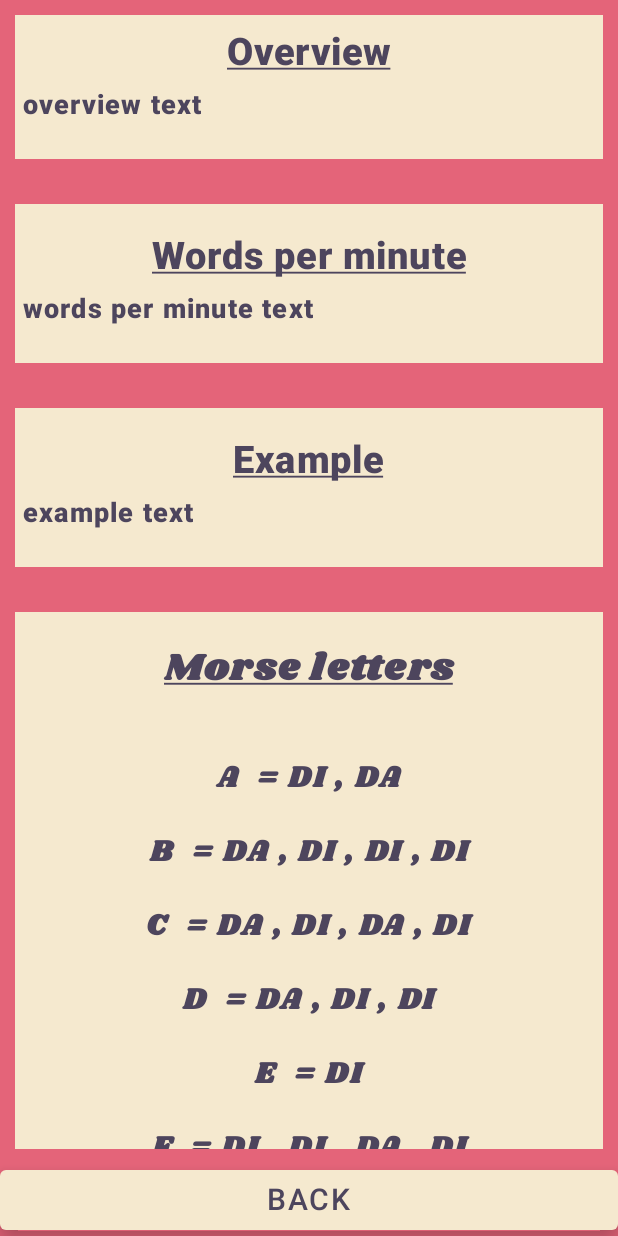
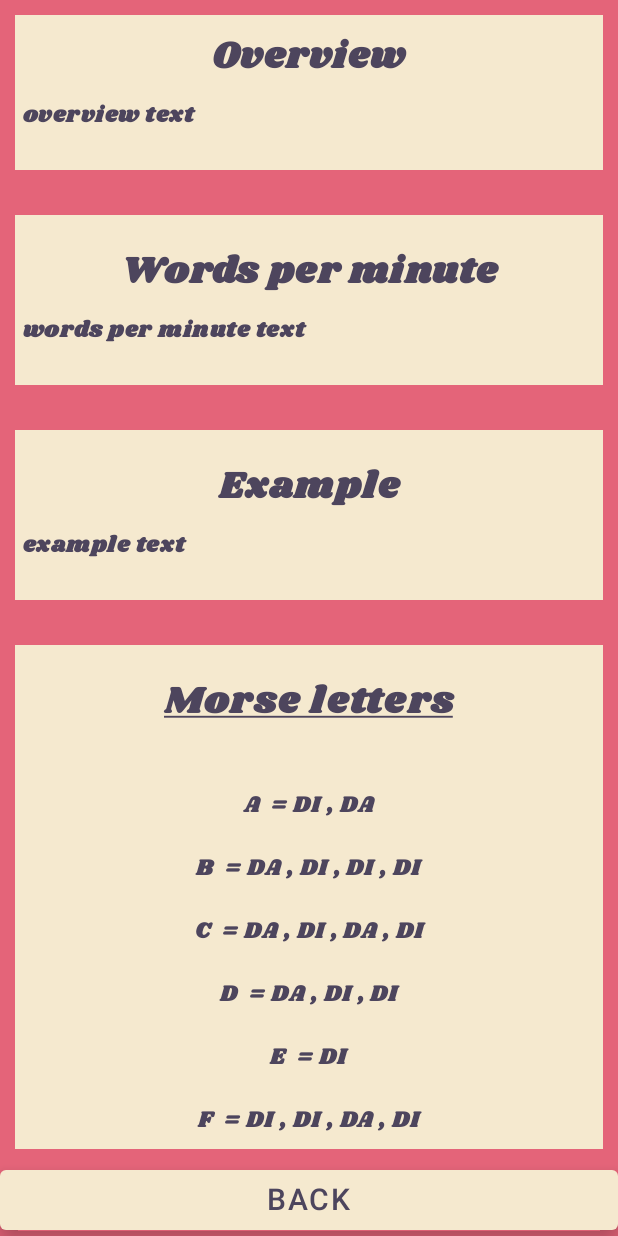
Before and after one commit to Risto12/MorseCodeGame, an Android app built with Jetpack Compose: the @Preview function MorseCodeLetterActivityPreview, on a phone screen of 412 x 824 dp. Run offline under Robolectric (Android 15) with nearby library versions, the phone set to English and light mode, and no system bars; our stand-ins replace Dagger/Hilt's generated code.

Commit message:
feat: styling changes

```diff
--- a/app/src/main/java/com/example/morsecodegame/FlashLightActivity.kt
+++ b/app/src/main/java/com/example/morsecodegame/FlashLightActivity.kt
@@ -98,7 +98,7 @@ class FlashlightActivity : ComponentActivity() {
                     try {
                         requestedOrientation = ActivityInfo.SCREEN_ORIENTATION_LOCKED
                         flashViewModel.flashingOn()
-                        Log.d(FLASH_ACTIVITY_LOG_TAG, "Flashing light speed - wps:$wordsPerMinute")
+                        Log.d(FLASH_ACTIVITY_LOG_TAG, "Flashing light speed - wpm:$wordsPerMinute")
                         legendaryTorch.sendMorse(
                             text,
                             wordsPerMinute
@@ -189,7 +189,8 @@ fun SendMorseBox(
                 colors = TextFieldDefaults.textFieldColors(
                     backgroundColor = MaterialTheme.colors.primary,
                     textColor = MaterialTheme.colors.onPrimary
-                )
+                ),
+                textStyle = MaterialTheme.typography.body1,
             )
             Row(
                 modifier = Modifier.weight(weight = 1f).padding(bottom = 5.dp, top = 10.dp).wrapContentSize(
--- a/app/src/main/java/com/example/morsecodegame/MorseCodeLettersActivity.kt
+++ b/app/src/main/java/com/example/morsecodegame/MorseCodeLettersActivity.kt
@@ -137,7 +137,7 @@ fun MorseCodeLetters(
                     .replace("]", " ")
                     .trimEnd()
                 item {
-                    SharedComposable.DefaultHeaderText(
+                    SharedComposable.DefaultText(
                         text = it.name + " " + units,
                         color = MaterialTheme.colors.onPrimary,
                         modifier = Modifier
@@ -178,11 +178,10 @@ fun TextWithDividerOnBottom(
                 .padding(start = 10.dp, end = 10.dp, bottom = 10.dp)
                 .align(Alignment.CenterHorizontally),
             color = MaterialTheme.colors.onPrimary,
-            textDecoration = TextDecoration.Underline
         )
         SharedComposable.DefaultText(
             text = text,
-            fontSize = 18.sp,
+            fontSize = 15.sp,
             modifier = Modifier.padding(start = 10.dp, end = 10.dp),
             color = MaterialTheme.colors.onPrimary
         )
--- a/app/src/main/java/com/example/morsecodegame/ui/composables/SharedComposable.kt
+++ b/app/src/main/java/com/example/morsecodegame/ui/composables/SharedComposable.kt
@@ -67,17 +67,21 @@ object SharedComposable {
         fontSize: TextUnit = 15.sp,
         color: Color = MaterialTheme.colors.onPrimary,
         textDecoration: TextDecoration = TextDecoration.None,
-        textStyle: TextStyle = MaterialTheme.typography.body1
+        textStyle: TextStyle = MaterialTheme.typography.body1,
+        fontFamily: FontFamily = FontFamily(Font(R.font.shrikhand_regular)),
+        letterSpacing: TextUnit = 1.sp,
+        fontWeight: FontWeight = FontWeight.Black
     ) {
         Text(
             text = text,
             color = color,
             fontSize = fontSize,
-            fontWeight = FontWeight.Black,
+            fontWeight = fontWeight,
             modifier = modifier,
             textDecoration = textDecoration,
             style = textStyle,
-            letterSpacing = 0.8.sp
+            letterSpacing = letterSpacing,
+            fontFamily = fontFamily,
         )
     }
 
--- a/app/src/main/res/raw/main.properties
+++ b/app/src/main/res/raw/main.properties
@@ -4,7 +4,7 @@ main_app_version = 1.1a
 # These should be moved to strings file
 main_blinking_light_info = Morse code is send as a blinking light. Your chosen difficult level will \
   determine is the morse one letter, one word or multiple words.\nThe blinking speed is determined \
-  by your wps setting. For beginners wps: 2 is recommended.\nThe game will end when the limit of \
+  by your wpm setting. For beginners wpm: 2 is recommended.\nThe game will end when the limit of \
   available questions is reached or timer reaches 0. You can still answer the last question after \
   time is up.\n\nTo alter the settings go to options from the start screen -> options
 
@@ -12,7 +12,7 @@ main_sound_info = Not available on this version
 
 main_flashlight_info = This game mode lets you send morse code with your phones flashlight. Check \
   that no app is using the flashlight before you play e.g. camera.\n\n Speed of the flash is \
-  determined by wps setting that you can alter from options but the max wpm is limited to 5.\n\n\
+  determined by wpm setting that you can alter from options but the max wpm is limited to 5.\n\n\
   To alter the settings go to options from the start screen -> options
 
 main_bluetooth_info = Not available in this version
```
Also changed, not shown: app/src/main/java/com/example/morsecodegame/SinglePlayerActivity.kt (+7 -1 lines), 1 other file.
